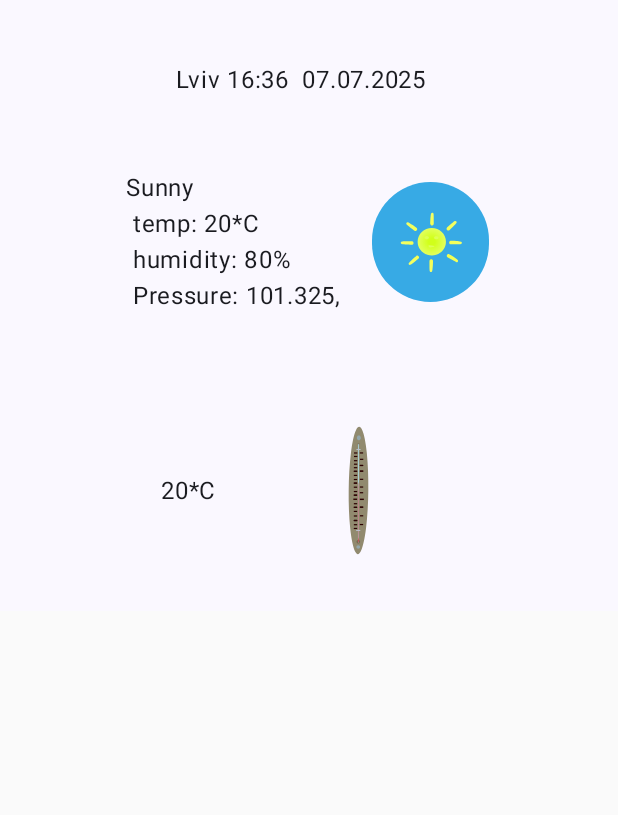
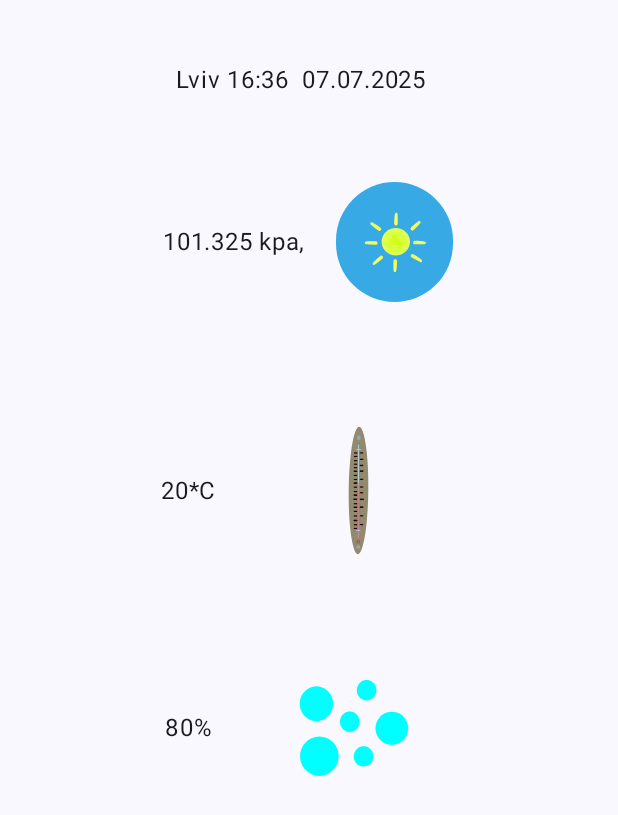
Before and after one commit to zayats1/WeatherStationApp, an Android app built with Jetpack Compose: the screen it shows after launch (MainActivity), on a phone screen of 412 x 824 dp. Shown: the top 815 px of the screen. Run offline under Robolectric (Android 15) with nearby library versions, the phone set to English and light mode, and no system bars.

Commit message:
add humidity

```diff
--- a/app/src/main/java/com/bogdandev/weatherstationapp/ui/MainScreen.kt
+++ b/app/src/main/java/com/bogdandev/weatherstationapp/ui/MainScreen.kt
@@ -28,17 +28,18 @@ import com.bogdandev.weatherstationapp.R
 
 @Composable
 fun Weather(modifier: Modifier = Modifier) {
-    Surface(modifier = modifier) {
+    Surface(modifier) {
         Column(
-            modifier = Modifier.padding(top = 25.dp)
+            modifier.padding(top = 25.dp)
         )
         {
-            DateAndTimeBar(modifier = modifier)
+            DateAndTimeBar(modifier)
             WeatherBar(
-                data = "Sunny\n temp: 20*C\n humidity: 80%\n Pressure: 101.325,",
+                data = "101.325 kpa,",
                 modifier = modifier
             )
-            TemperatureBar(modifier = Modifier)
+            TemperatureBar(Modifier)
+            Humidity(modifier)
         }
     }
 }
@@ -95,6 +96,30 @@ fun TemperatureBar(modifier: Modifier = Modifier){
 }
 
 
+@Preview(showBackground = true)
+@Composable
+fun Humidity(modifier: Modifier = Modifier){
+    DisplayBar(modifier = modifier.height(150.dp), content = {
+        Text(
+            text = "80%",
+            modifier = modifier.padding(start = 10.dp, end = 20.dp)
+        )
+        Image(
+            painter = painterResource(
+                R.drawable.humidity_foreground
+            ),
+            contentScale = ContentScale.Crop,
+            modifier = modifier
+                .size(150.dp)
+                .padding(end = 2.dp)
+                .clip(CircleShape),
+
+            contentDescription = null
+        )
+    })
+}
+
+
 
 
 @Preview(showBackground = true)
```
